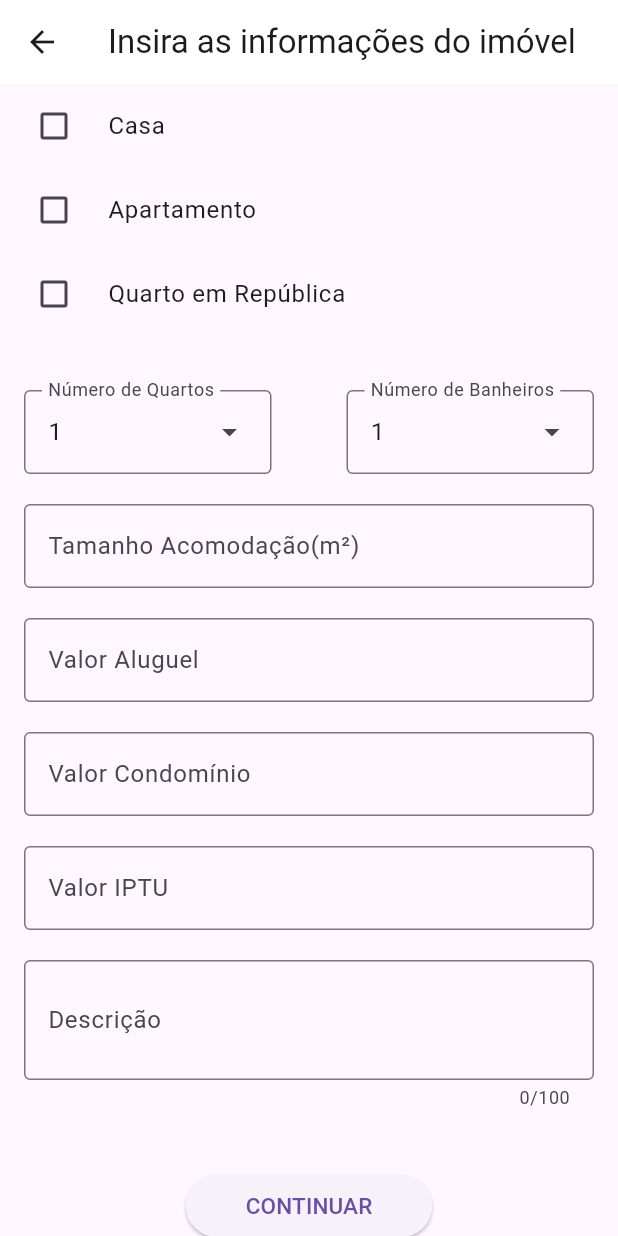
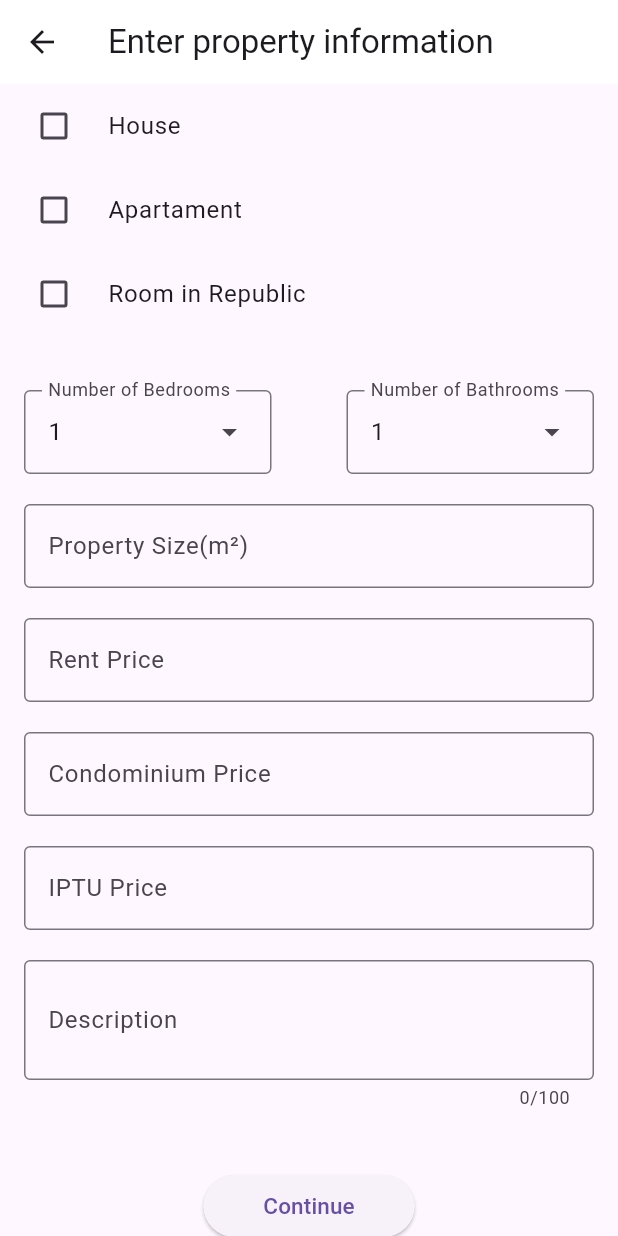
Before and after one commit to Vitorrecoaro/DevMovel-MeAjudaApe-Flutter, a Flutter app: the NovoImovelForms2 screen opened by its route, on a phone screen of 412 x 824 dp. Run offline on Flutter 3.47's test engine with Material 2 defaults, Android fonts, the phone set to English and light mode, and no system bars; our stand-ins replace carousel_slider, shared_preferences; accounts and stored records are empty; generated files the repository leaves out were written again; network calls fail.

Commit message:
Translate forms

```diff
--- a/lib/l10n/app_en.arb
+++ b/lib/l10n/app_en.arb
@@ -3,5 +3,23 @@
     "newAnnounce": "New Announce",
     "messages": "Messages",
     "profile": "Profile",
-    "owner": "Owner"
+    "owner": "Owner",
+    "titleF1": "Enter the property address",
+    "cep": "CEP",
+    "street": "Street",
+    "neighborhood": "Neighborhood",
+    "number": "Number",
+    "addComplement": "Adress Complement",
+    "goon": "Continue",
+    "titleF2": "Enter property information",
+    "house": "House",
+    "apartament": "Apartament",
+    "republic": "Room in Republic",
+    "numRooms": "Number of Bedrooms",
+    "numBath": "Number of Bathrooms",
+    "size": "Property Size(m²)",
+    "rent": "Rent Price",
+    "condominium": "Condominium Price",
+    "iptu": "IPTU Price",
+    "desc": "Description"
 }
--- a/lib/l10n/app_pt.arb
+++ b/lib/l10n/app_pt.arb
@@ -3,5 +3,23 @@
     "newAnnounce": "Novo anúncio",
     "messages": "Mensagens",
     "profile": "Perfil",
-    "owner": "Proprietário"
+    "owner": "Proprietário",
+    "titleF1": "Insira o endereço do imóvel",
+    "cep": "CEP",
+    "street": "Logradouro",
+    "neighborhood": "Bairro",
+    "number": "Number",
+    "addComplement": "Complemento",
+    "goon": "Continuar",
+    "titleF2": "Insira as informações do imóvel",
+    "house": "Casa",
+    "apartament": "Apartamento",
+    "republic": "Quarto em República",
+    "numRooms": "Número de Quartos",
+    "numBath": "Número de Banheiros",
+    "size": "Tamanho Acomodação(m²)",
+    "rent": "Valor Aluguel",
+    "condominium": "Valor Condomínio",
+    "iptu": "Valor IPTU",
+    "desc": "Descrição"
 }
--- a/lib/pages/novo.imovel.form2.page.dart
+++ b/lib/pages/novo.imovel.form2.page.dart
@@ -1,6 +1,7 @@
 import 'package:dev_movel_me_ajuda_ape/dto/enums/form.labels.dart';
 import 'package:flutter/material.dart';
 import 'package:flutter/services.dart';
+import 'package:flutter_gen/gen_l10n/app_localizations.dart';
 
 class NovoImovelForms2 extends StatefulWidget {
   const NovoImovelForms2({super.key});
@@ -27,6 +28,8 @@ class _NovoImovelForms2State extends State<NovoImovelForms2> {
 
   @override
   Widget build(BuildContext context) {
+    AppLocalizations _localization = AppLocalizations.of(context)!;
+
     final List<DropdownMenuEntry<QuartosLabel>> nQuartos =
         <DropdownMenuEntry<QuartosLabel>>[];
     for (final QuartosLabel quartos in QuartosLabel.values) {
@@ -43,13 +46,13 @@ class _NovoImovelForms2State extends State<NovoImovelForms2> {
 
     return Scaffold(
       appBar: AppBar(
-        title: const Text('Insira as informações do imóvel'),
+        title: Text(_localization.titleF2),
       ),
       body: SingleChildScrollView(
         child: Column(
           children: [
             CheckboxListTile(
-              title: const Text('Casa'),
+              title: Text(_localization.house),
               value: _casaSelected,
               onChanged: (bool? value) {
                 setState(() {
@@ -60,7 +63,7 @@ class _NovoImovelForms2State extends State<NovoImovelForms2> {
               tristate: true,
             ),
             CheckboxListTile(
-              title: const Text('Apartamento'),
+              title: Text(_localization.apartament),
               value: _apSelected,
               onChanged: (bool? value) {
                 setState(() {
@@ -71,7 +74,7 @@ class _NovoImovelForms2State extends State<NovoImovelForms2> {
               tristate: true,
             ),
             CheckboxListTile(
-              title: const Text('Quarto em República'),
+              title: Text(_localization.republic),
               value: _repSelected,
               onChanged: (bool? value) {
                 setState(() {
@@ -93,7 +96,7 @@ class _NovoImovelForms2State extends State<NovoImovelForms2> {
                         DropdownMenu<QuartosLabel>(
                           initialSelection: QuartosLabel.um,
                           controller: quartosController,
-                          label: const Text('Número de Quartos'),
+                          label: Text(_localization.numRooms),
                           dropdownMenuEntries: nQuartos,
                           onSelected: (QuartosLabel? quartos) {
                             setState(() {
@@ -106,7 +109,7 @@ class _NovoImovelForms2State extends State<NovoImovelForms2> {
                         DropdownMenu<BanheirosLabel>(
                           initialSelection: BanheirosLabel.um,
                           controller: banheirosController,
-                          label: const Text('Número de Banheiros'),
+                          label: Text(_localization.numBath),
                           dropdownMenuEntries: nBanheiros,
                           onSelected: (BanheirosLabel? banheiros) {
                             setState(() {
@@ -120,8 +123,8 @@ class _NovoImovelForms2State extends State<NovoImovelForms2> {
                   ),
                   TextField(
                     controller: _tfM2Controller,
-                    decoration: const InputDecoration(
-                      labelText: 'Tamanho Acomodação(m²)',
+                    decoration: InputDecoration(
+                      label: Text(_localization.size),
                       border: OutlineInputBorder(),
                     ),
                     keyboardType: TextInputType.number,
@@ -129,8 +132,8 @@ class _NovoImovelForms2State extends State<NovoImovelForms2> {
                   const SizedBox(height: 20),
                   TextField(
                     controller: _tfValController,
-                    decoration: const InputDecoration(
-                      labelText: 'Valor Aluguel',
+                    decoration: InputDecoration(
+                      label: Text(_localization.rent),
                       border: OutlineInputBorder(),
                     ),
                     keyboardType: TextInputType.number,
@@ -138,16 +141,16 @@ class _NovoImovelForms2State extends State<NovoImovelForms2> {
                   const SizedBox(height: 20),
                   TextField(
                       controller: _tfCondController,
-                      decoration: const InputDecoration(
-                        labelText: 'Valor Condomínio',
+                      decoration: InputDecoration(
+                        label: Text(_localization.condominium),
                         border: OutlineInputBorder(),
                       ),
                       keyboardType: TextInputType.number),
                   const SizedBox(height: 20),
                   TextField(
                     controller: _tfIptuController,
-                    decoration: const InputDecoration(
-                      labelText: 'Valor IPTU',
+                    decoration: InputDecoration(
+                      label: Text(_localization.iptu),
                       border: OutlineInputBorder(),
                     ),
                     keyboardType: TextInputType.number,
@@ -156,8 +159,8 @@ class _NovoImovelForms2State extends State<NovoImovelForms2> {
                   TextField(
                     controller: _tfDescController,
                     maxLines: 2,
-                    decoration: const InputDecoration(
-                      labelText: 'Descrição',
+                    decoration: InputDecoration(
+                      label: Text(_localization.desc),
                       border: OutlineInputBorder(),
                     ),
                     keyboardType: TextInputType.multiline,
@@ -172,8 +175,8 @@ class _NovoImovelForms2State extends State<NovoImovelForms2> {
                     style: ElevatedButton.styleFrom(
                         padding: const EdgeInsets.symmetric(
                             vertical: 10, horizontal: 40)),
-                    child: const Text(
-                      'CONTINUAR',
+                    child: Text(
+                      _localization.goon,
                       style: TextStyle(fontSize: 15),
                     ),
                   ),
```
Also changed, not shown: lib/pages/novo.imovel.form1.page.dart (+16 -15 lines).
